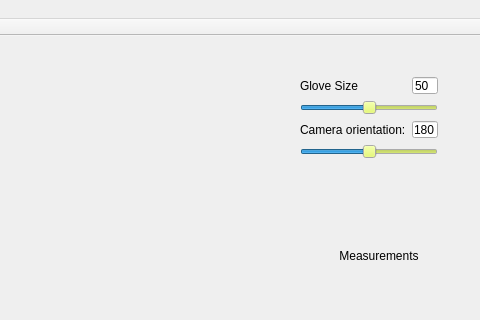
Old version of the form Projekt/SensorGloveQt/mainwindow.ui in the repository DubelSoftwareSolutions/SensorHand_DataVisualisation; both pictures show x 341 to 821 and y 0 to 320 of the 821 by 624 pixel window.
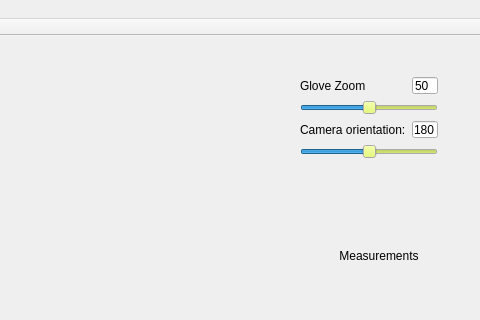
New version of the form. The open tabs and pages were chosen to show the change.

```diff
--- a/Projekt/SensorGloveQt/mainwindow.ui
+++ b/Projekt/SensorGloveQt/mainwindow.ui
@@ -305,7 +305,7 @@
      <item row="0" column="0">
       <widget class="QLabel" name="GloveSizeLabel">
        <property name="text">
-        <string>Glove Size</string>
+        <string>Glove Zoom</string>
        </property>
       </widget>
      </item>
```
Left out of the diff: 10 changed lines with no effect on the pictures.
